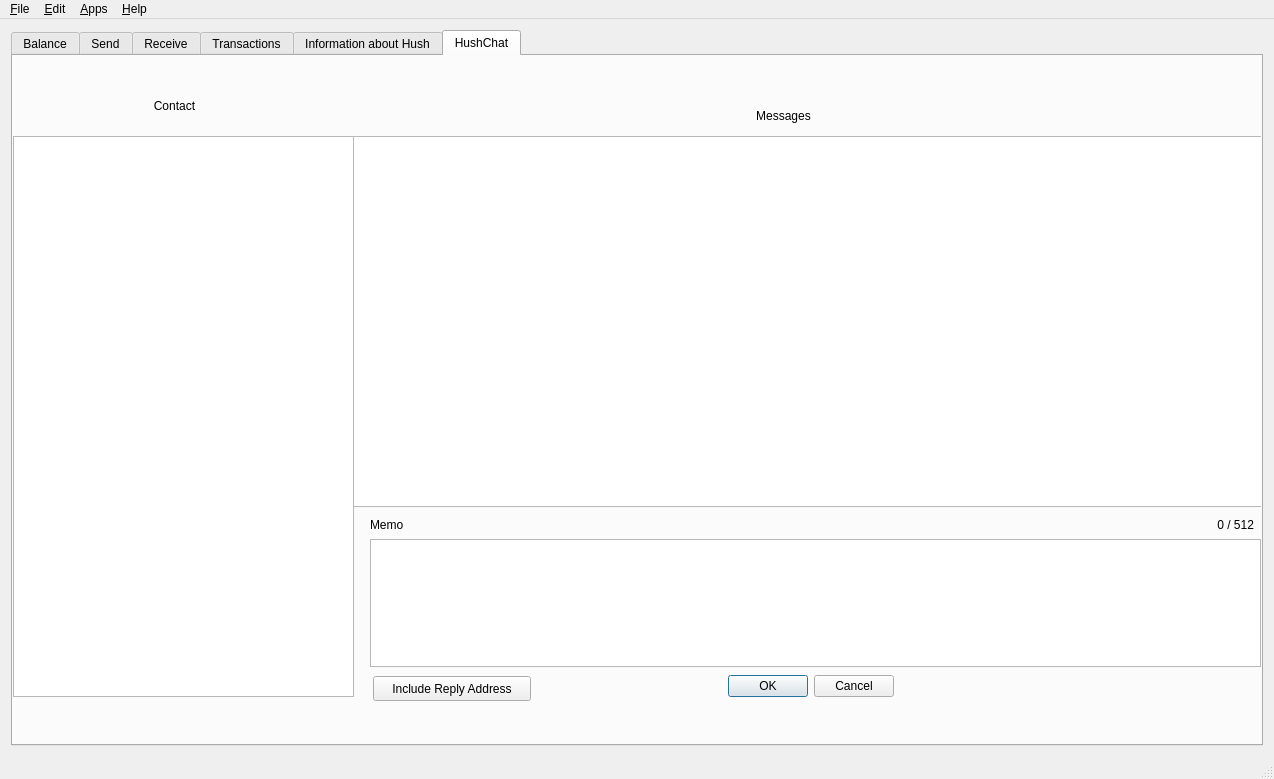
This is src/mainwindow.ui in jahway603/SilentDragonLite as Qt 5 draws it before an edit. The edited form follows.
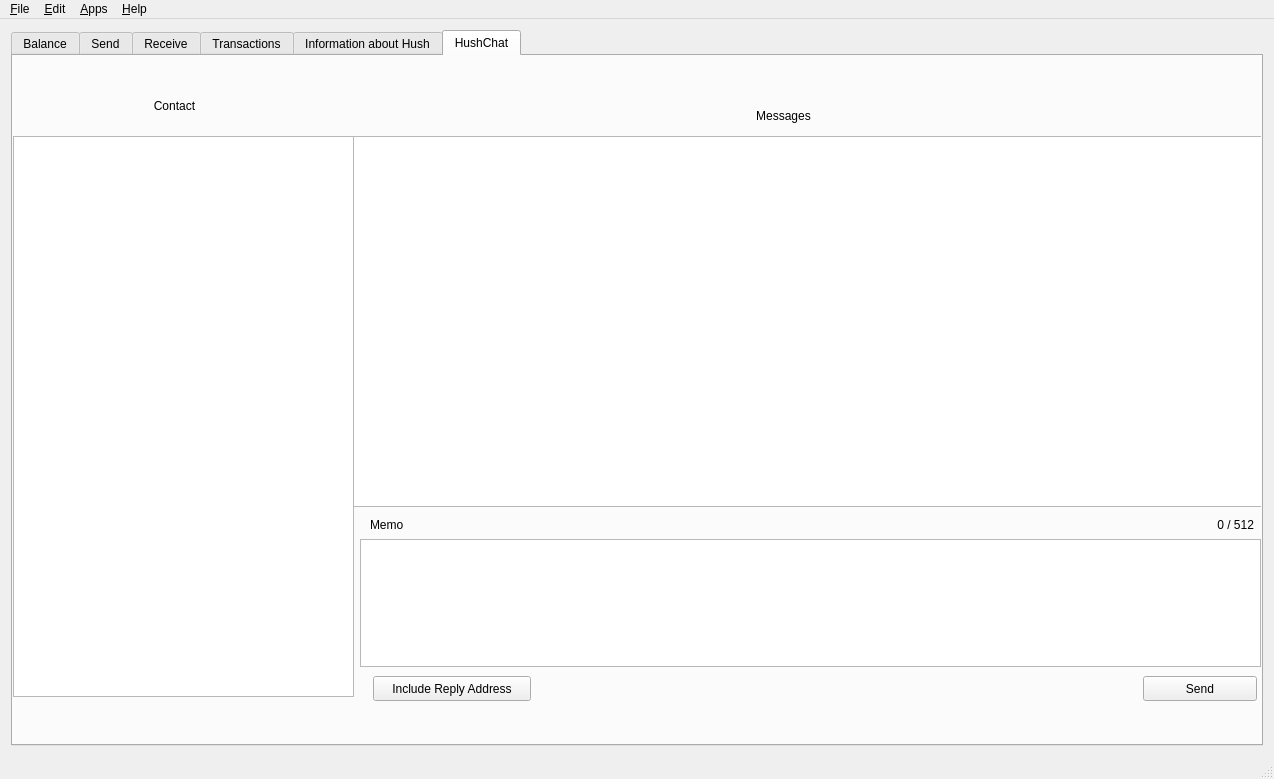
This is the edited form. Icons and pictures are not drawn. Custom widgets are drawn as their Qt base class.

Commit message: add sending ability for HushChat tab

The edit to the form file:
```diff
--- a/src/mainwindow.ui
+++ b/src/mainwindow.ui
@@ -1367,9 +1367,9 @@
        <widget class="MemoEdit" name="memoTxtChat">
         <property name="geometry">
          <rect>
-          <x>357</x>
+          <x>347</x>
           <y>483</y>
-          <width>891</width>
+          <width>901</width>
           <height>128</height>
          </rect>
         </property>
@@ -1387,22 +1387,6 @@
          <string>Include Reply Address</string>
         </property>
        </widget>
-       <widget class="QDialogButtonBox" name="buttonBox">
-        <property name="geometry">
-         <rect>
-          <x>692</x>
-          <y>618</y>
-          <width>189</width>
-          <height>25</height>
-         </rect>
-        </property>
-        <property name="orientation">
-         <enum>Qt::Horizontal</enum>
-        </property>
-        <property name="standardButtons">
-         <set>QDialogButtonBox::Cancel|QDialogButtonBox::Ok</set>
-        </property>
-       </widget>
        <widget class="QLabel" name="memoSizeChat">
         <property name="geometry">
          <rect>
@@ -1442,6 +1426,28 @@
          </rect>
         </property>
        </widget>
+       <widget class="QPushButton" name="sendChatButton">
+        <property name="geometry">
+         <rect>
+          <x>1130</x>
+          <y>620</y>
+          <width>114</width>
+          <height>25</height>
+         </rect>
+        </property>
+        <property name="baseSize">
+         <size>
+          <width>100</width>
+          <height>0</height>
+         </size>
+        </property>
+        <property name="text">
+         <string>Send</string>
+        </property>
+        <property name="flat">
+         <bool>false</bool>
+        </property>
+       </widget>
       </widget>
      </widget>
     </item>
```
The commit also changes 4 other files.
